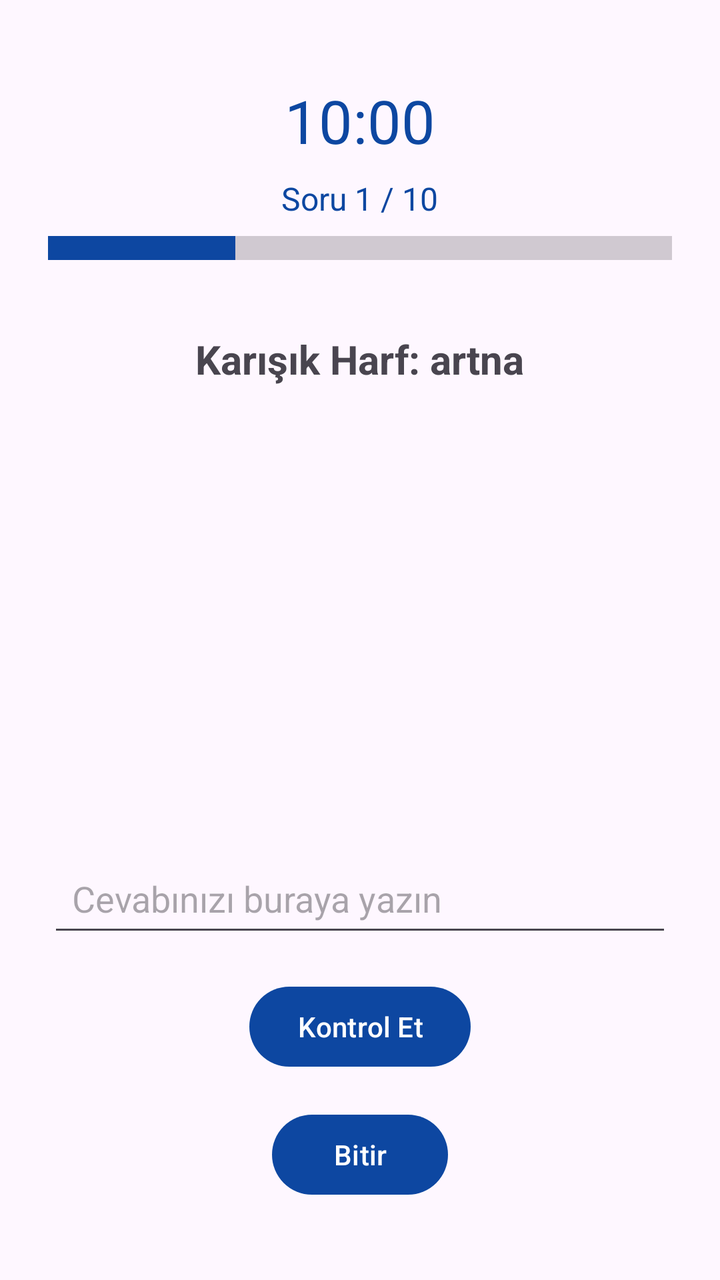
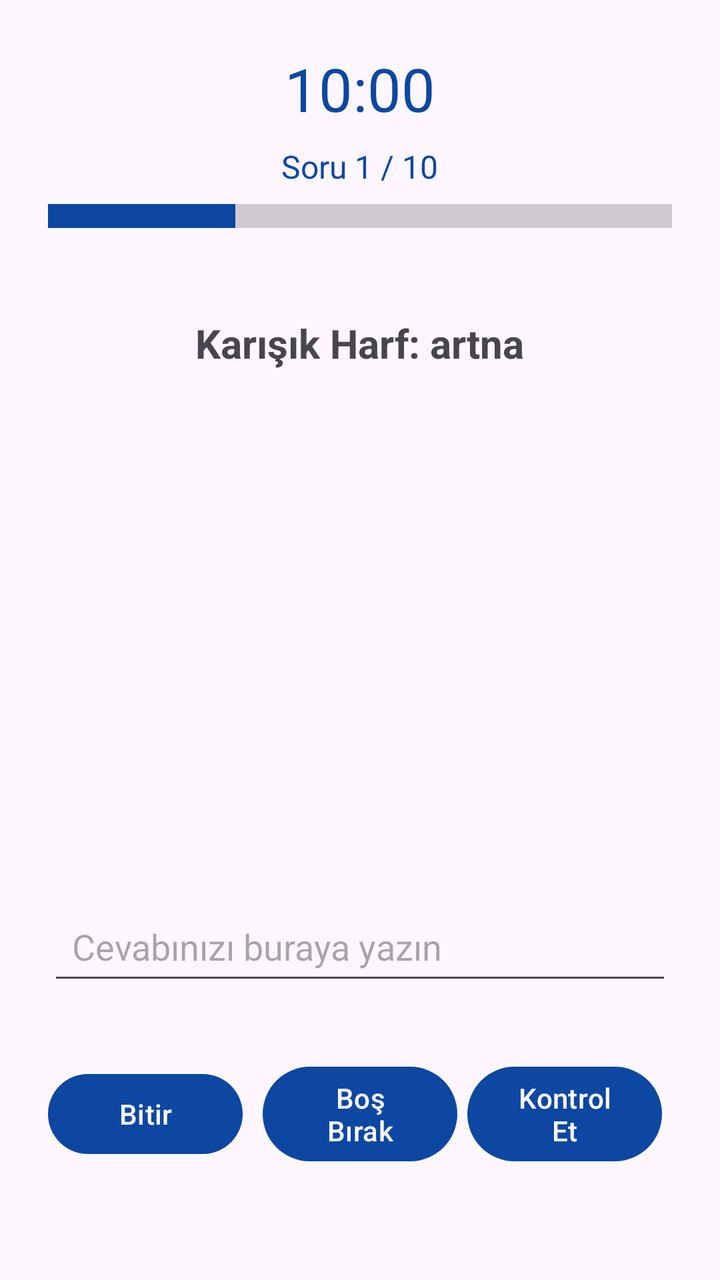

Compare the two renders of this Android layout. The source of the first and the diff that turns it into the second are given below.
<!-- AndroidManifest.xml: application theme Theme.MyQuizApp -->
<!-- res/layout/fragment_word_game.xml -->
<?xml version="1.0" encoding="utf-8"?>
<FrameLayout xmlns:android="http://schemas.android.com/apk/res/android"
    xmlns:tools="http://schemas.android.com/tools"
    android:layout_width="match_parent"
    android:layout_height="match_parent"
    tools:context=".wordGame.WordGameFragment">

    <LinearLayout
        xmlns:android="http://schemas.android.com/apk/res/android"
        android:id="@+id/wordGameLayout"
        android:layout_width="match_parent"
        android:layout_height="match_parent"
        android:padding="24dp"
        android:orientation="vertical"
        android:gravity="center_horizontal">

        <TextView
            android:id="@+id/textViewTimer"
            android:layout_width="wrap_content"
            android:layout_height="wrap_content"
            android:text="10:00"
            android:textSize="30sp"
            android:textColor="#0D47A1"
            android:layout_gravity="center_horizontal"
            android:layout_marginTop="16dp"
            android:layout_marginBottom="8dp"/>


        
        <TextView
            android:id="@+id/textViewQuestionProgress"
            android:layout_width="wrap_content"
            android:layout_height="wrap_content"
            android:text="Soru 1 / 10"
            android:textSize="16sp"
            android:textColor="#0D47A1"
            android:layout_gravity="center_horizontal"
            android:layout_marginBottom="4dp"/>

        
        <ProgressBar
            android:id="@+id/progressBar"
            style="?android:attr/progressBarStyleHorizontal"
            android:layout_width="match_parent"
            android:layout_height="20dp"
            android:max="100"
            android:progress="30"
            android:scaleY="3"
            android:progressTint="#0D47A1"
            android:backgroundTint="#E1BEE7"
            android:layout_marginBottom="16dp"
            android:clipToOutline="true" />

        />


        <TextView
            android:id="@+id/textViewScrambledWord"
            android:layout_width="wrap_content"
            android:layout_height="wrap_content"
            android:text="Karışık Harf: artna"
            android:textSize="20sp"
            android:textStyle="bold"
            android:padding="16dp" />
        <ImageView
            android:id="@+id/imageViewWord"
            android:layout_width="match_parent"
            android:layout_height="200dp"
            android:scaleType="fitCenter"
            android:visibility="invisible"
            android:layout_marginBottom="16dp"/>
        <EditText
            android:id="@+id/editTextAnswer"
            android:layout_width="match_parent"
            android:layout_height="wrap_content"
            android:hint="Cevabınızı buraya yazın"
            android:inputType="text"
            android:padding="12dp" />

        <Button
            android:id="@+id/buttonCheck"
            android:layout_width="wrap_content"
            android:layout_height="wrap_content"
            android:text="Kontrol Et"
            android:layout_marginTop="16dp"/>
        <Button
            android:id="@+id/buttonFinish"
            android:layout_width="wrap_content"
            android:layout_height="wrap_content"
            android:text="Bitir"
            android:layout_marginTop="16dp"/>

        <TextView
            android:id="@+id/textViewResult"
            android:layout_width="wrap_content"
            android:layout_height="wrap_content"
            android:text=""
            android:textColor="@android:color/holo_green_dark"
            android:textSize="18sp"
            android:layout_marginTop="12dp"/>
    </LinearLayout>


</FrameLayout>
<!-- resources referenced by this layout -->
<resources>
  <style name="Theme.MyQuizApp" parent="Base.Theme.MyQuizApp" />
  <style name="Base.Theme.MyQuizApp" parent="Theme.Material3.DayNight.NoActionBar">
              <item name="colorPrimary">#0D47A1</item> 
              <item name="colorOnPrimary">#FFFFFF</item>
          </style>
</resources>

<!-- the commit's change to res/layout/fragment_word_game.xml (unified diff, before → after) -->
@@ -1,104 +1,126 @@
 <?xml version="1.0" encoding="utf-8"?>
-<FrameLayout xmlns:android="http://schemas.android.com/apk/res/android"
+<LinearLayout
+    xmlns:android="http://schemas.android.com/apk/res/android"
     xmlns:tools="http://schemas.android.com/tools"
+    android:id="@+id/wordGameLayout"
     android:layout_width="match_parent"
     android:layout_height="match_parent"
+    android:padding="24dp"
+    android:orientation="vertical"
+    android:gravity="center_horizontal"
     tools:context=".wordGame.WordGameFragment">
 
+
+    
+    <TextView
+        android:id="@+id/textViewTimer"
+        android:layout_width="wrap_content"
+        android:layout_height="wrap_content"
+        android:text="10:00"
+        android:textSize="30sp"
+        android:textColor="#0D47A1"
+        android:layout_marginBottom="8dp" />
+
+    
+    <TextView
+        android:id="@+id/textViewQuestionProgress"
+        android:layout_width="wrap_content"
+        android:layout_height="wrap_content"
+        android:text="Soru 1 / 10"
+        android:textSize="16sp"
+        android:textColor="#0D47A1"
+        android:layout_marginBottom="4dp" />
+
+    
+    <ProgressBar
+        android:id="@+id/progressBar"
+        style="?android:attr/progressBarStyleHorizontal"
+        android:layout_width="match_parent"
+        android:layout_height="20dp"
+        android:max="100"
+        android:progress="30"
+        android:scaleY="3"
+        android:progressTint="#0D47A1"
+        android:backgroundTint="#E1BEE7"
+        android:layout_marginBottom="16dp"
+        android:clipToOutline="true" />
+
+    
+    <TextView
+        android:id="@+id/textViewScrambledWord"
+        android:layout_width="wrap_content"
+        android:layout_height="wrap_content"
+        android:text="Karışık Harf: artna"
+        android:textSize="20sp"
+        android:textStyle="bold"
+        android:padding="16dp"
+        android:layout_marginTop="8dp"
+        android:layout_marginBottom="8dp" />
+
+    
+    <ImageView
+        android:id="@+id/imageViewWord"
+        android:layout_width="match_parent"
+        android:layout_height="200dp"
+        android:layout_marginBottom="24dp"
+        android:layout_marginTop="16dp"
+        android:scaleType="fitCenter"
+        android:visibility="invisible" />
+
+    
+    <EditText
+        android:id="@+id/editTextAnswer"
+        android:layout_width="match_parent"
+        android:layout_height="wrap_content"
+        android:hint="Cevabınızı buraya yazın"
+        android:inputType="text"
+        android:padding="12dp"
+        android:layout_marginBottom="16dp" />
+
+    
     <LinearLayout
-        xmlns:android="http://schemas.android.com/apk/res/android"
-        android:id="@+id/wordGameLayout"
         android:layout_width="match_parent"
-        android:layout_height="match_parent"
-        android:padding="24dp"
-        android:orientation="vertical"
-        android:gravity="center_horizontal">
-
-        <TextView
-            android:id="@+id/textViewTimer"
-            android:layout_width="wrap_content"
-            android:layout_height="wrap_content"
-            android:text="10:00"
-            android:textSize="30sp"
-            android:textColor="#0D47A1"
-            android:layout_gravity="center_horizontal"
-            android:layout_marginTop="16dp"
-            android:layout_marginBottom="8dp"/>
+        android:layout_height="wrap_content"
+        android:orientation="horizontal"
+        android:gravity="center"
+        android:layout_marginTop="16dp"
+        android:weightSum="3">
 
 
-        
-        <TextView
-            android:id="@+id/textViewQuestionProgress"
-            android:layout_width="wrap_content"
+        <Button
+            android:id="@+id/buttonFinish"
+            android:layout_width="0dp"
             android:layout_height="wrap_content"
-            android:text="Soru 1 / 10"
-            android:textSize="16sp"
-            android:textColor="#0D47A1"
-            android:layout_gravity="center_horizontal"
-            android:layout_marginBottom="4dp"/>
-
-        
-        <ProgressBar
-            android:id="@+id/progressBar"
-            style="?android:attr/progressBarStyleHorizontal"
-            android:layout_width="match_parent"
-            android:layout_height="20dp"
-            android:max="100"
-            android:progress="30"
-            android:scaleY="3"
-            android:progressTint="#0D47A1"
-            android:backgroundTint="#E1BEE7"
-            android:layout_marginBottom="16dp"
-            android:clipToOutline="true" />
-
-        />
-
-
-        <TextView
-            android:id="@+id/textViewScrambledWord"
-            android:layout_width="wrap_content"
-            android:layout_height="wrap_content"
-            android:text="Karışık Harf: artna"
-            android:textSize="20sp"
-            android:textStyle="bold"
-            android:padding="16dp" />
-        <ImageView
-            android:id="@+id/imageViewWord"
-            android:layout_width="match_parent"
-            android:layout_height="200dp"
-            android:scaleType="fitCenter"
-            android:visibility="invisible"
-            android:layout_marginBottom="16dp"/>
-        <EditText
-            android:id="@+id/editTextAnswer"
-            android:layout_width="match_parent"
-            android:layout_height="wrap_content"
-            android:hint="Cevabınızı buraya yazın"
-            android:inputType="text"
-            android:padding="12dp" />
+            android:layout_weight="1"
+            android:layout_marginRight="5dp"
+            android:text="Bitir" />
 
         <Button
+            android:id="@+id/buttonNext"
+            android:layout_width="0dp"
+            android:layout_height="wrap_content"
+            android:layout_marginRight="5dp"
+            android:layout_marginLeft="5dp"
+            android:layout_weight="1"
+            android:text="Boş Bırak" />
+        <Button
             android:id="@+id/buttonCheck"
-            android:layout_width="wrap_content"
+            android:layout_width="0dp"
             android:layout_height="wrap_content"
-            android:text="Kontrol Et"
-            android:layout_marginTop="16dp"/>
-        <Button
-            android:id="@+id/buttonFinish"
-            android:layout_width="wrap_content"
-            android:layout_height="wrap_content"
-            android:text="Bitir"
-            android:layout_marginTop="16dp"/>
-
-        <TextView
-            android:id="@+id/textViewResult"
-            android:layout_width="wrap_content"
-            android:layout_height="wrap_content"
-            android:text=""
-            android:textColor="@android:color/holo_green_dark"
-            android:textSize="18sp"
-            android:layout_marginTop="12dp"/>
+            android:layout_marginRight="5dp"
+            android:layout_weight="1"
+            android:text="Kontrol Et" />
     </LinearLayout>
 
+    
+    <TextView
+        android:id="@+id/textViewResult"
+        android:layout_width="wrap_content"
+        android:layout_height="wrap_content"
+        android:text=""
+        android:textColor="@android:color/holo_green_dark"
+        android:textSize="18sp"
+        android:layout_marginTop="12dp"
+        android:gravity="center_horizontal" />
 
-</FrameLayout>
+</LinearLayout>
